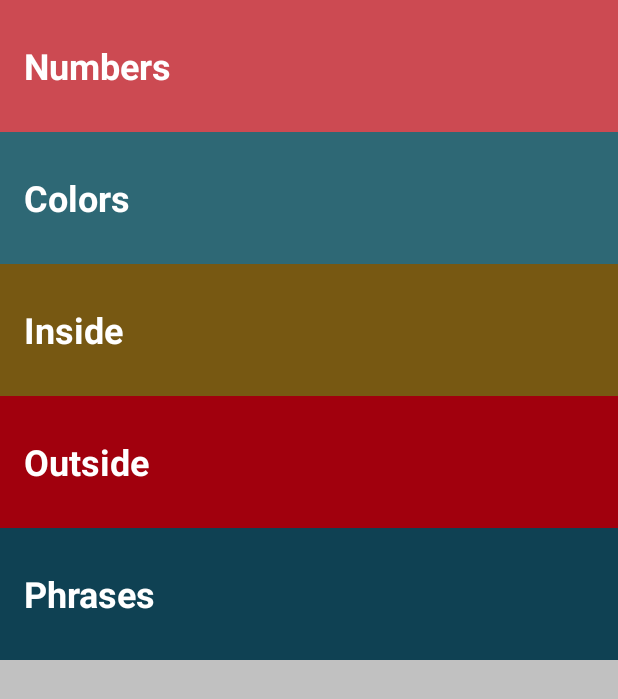
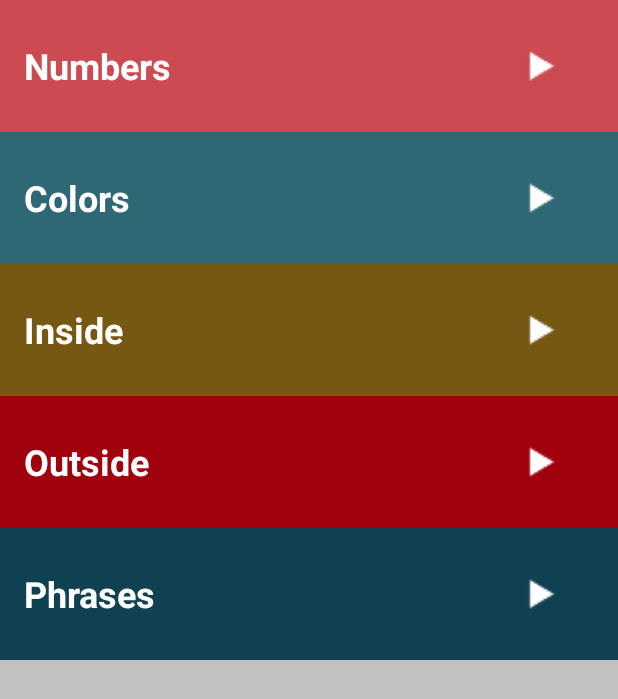
Before and after one commit to forfireonly/SpeakRussian, an Android app: the screen it shows after launch (MainActivity), on a phone screen of 412 x 824 dp. Shown: the top 699 px of the screen. Run offline under Robolectric (Android 15) with nearby library versions, the phone set to English and light mode, and no system bars.

Commit message:
Add play arrow/make the layouts clickable

```diff
--- a/app/src/main/java/com/annandroidapps/speakrussian/MainActivity.java
+++ b/app/src/main/java/com/annandroidapps/speakrussian/MainActivity.java
@@ -4,7 +4,7 @@ import androidx.appcompat.app.AppCompatActivity;
 
 import android.content.Intent;
 import android.os.Bundle;
-import android.widget.TextView;
+import android.view.View;
 
 public class MainActivity extends AppCompatActivity {
 
@@ -13,31 +13,31 @@ public class MainActivity extends AppCompatActivity {
         super.onCreate(savedInstanceState);
         setContentView(R.layout.activity_main);
 
-        TextView numbersView = findViewById(R.id.numbers);
+        View numbersView = findViewById(R.id.numbers_layout);
         numbersView.setOnClickListener(view -> {
             Intent i = new Intent(MainActivity.this, Numbers.class);
             startActivity(i);
         });
 
-        TextView colorsView = findViewById(R.id.colors);
+        View colorsView = findViewById(R.id.colors_layout);
         colorsView.setOnClickListener(view -> {
             Intent i = new Intent(MainActivity.this, Colors.class);
             startActivity(i);
         });
 
-        TextView insideView = findViewById(R.id.inside);
+        View insideView = findViewById(R.id.inside_layout);
         insideView.setOnClickListener(view -> {
             Intent i = new Intent(MainActivity.this, Inside.class);
             startActivity(i);
         });
 
-        TextView outsideView = findViewById(R.id.outside);
+        View outsideView = findViewById(R.id.outside_layout);
         outsideView.setOnClickListener(view -> {
             Intent i = new Intent(MainActivity.this, Outside.class);
             startActivity(i);
         });
 
-        TextView phrasesView = findViewById(R.id.phrases);
+        View phrasesView = findViewById(R.id.phrases_layout);
         phrasesView.setOnClickListener(view -> {
             Intent i = new Intent(MainActivity.this, Communication.class);
             startActivity(i);
--- a/app/src/main/java/com/annandroidapps/speakrussian/Word.java
+++ b/app/src/main/java/com/annandroidapps/speakrussian/Word.java
@@ -20,7 +20,6 @@ public class Word {
         mAudio = audio;
 
     }
-
     public String getmWord() {
         return mWord;
     }
--- a/app/src/main/res/layout/activity_main.xml
+++ b/app/src/main/res/layout/activity_main.xml
@@ -1,50 +1,126 @@
 <?xml version="1.0" encoding="utf-8"?>
-<LinearLayout
-    xmlns:android="http://schemas.android.com/apk/res/android"
-    xmlns:app="http://schemas.android.com/apk/res-auto"
+<LinearLayout xmlns:android="http://schemas.android.com/apk/res/android"
     xmlns:tools="http://schemas.android.com/tools"
     android:layout_width="match_parent"
     android:layout_height="match_parent"
-    tools:context=".MainActivity"
     android:background="@color/categories_background"
-    android:orientation="vertical">
+    android:orientation="vertical"
+    tools:context=".MainActivity">
+
+    <LinearLayout
+        android:id="@+id/numbers_layout"
+        android:layout_width="match_parent"
+        android:layout_height="wrap_content"
+        android:background="@color/numbers_background"
+        android:orientation="horizontal">
 
         <TextView
             android:id="@+id/numbers"
             style="@style/CategoryStyle"
-        android:text="@string/category_numbers"
-        android:background="@color/numbers_background"
+            android:layout_width="0dp"
+            android:layout_weight="3"
+            android:text="@string/category_numbers" />
 
-        />
+        <ImageView
+            android:contentDescription="@string/play"
+            style="@style/CategoryStyle"
+            android:layout_width="0dp"
+            android:layout_height="56dp"
+            android:layout_weight="1"
+            android:src="@drawable/play_arrow" />
+    </LinearLayout>
+
+    <LinearLayout
+        android:id='@+id/colors_layout'
+        android:layout_width="match_parent"
+        android:layout_height="wrap_content"
+        android:background="@color/colors_background"
+        android:orientation="horizontal">
 
         <TextView
             android:id="@+id/colors"
             style="@style/CategoryStyle"
-        android:text="@string/category_colors"
-        android:background="@color/colors_background"
-        />
+            android:layout_width="0dp"
+            android:layout_weight="3"
+            android:text="@string/category_colors" />
+
+        <ImageView
+            android:contentDescription="@string/play"
+            style="@style/CategoryStyle"
+            android:layout_width="0dp"
+            android:layout_height="56dp"
+            android:layout_weight="1"
+            android:src="@drawable/play_arrow" />
+    </LinearLayout>
+
+    <LinearLayout
+        android:id="@+id/inside_layout"
+        android:layout_width="match_parent"
+        android:layout_height="wrap_content"
+        android:background="@color/inside_background"
+        android:orientation="horizontal">
 
         <TextView
             android:id="@+id/inside"
             style="@style/CategoryStyle"
-        android:text="@string/category_inside"
-        android:background="@color/inside_background"
-        />
+            android:layout_width="0dp"
+            android:layout_weight="3"
+            android:text="@string/category_inside" />
+
+        <ImageView
+            android:contentDescription="@string/play"
+            style="@style/CategoryStyle"
+            android:layout_width="0dp"
+            android:layout_height="56dp"
+            android:layout_weight="1"
+            android:src="@drawable/play_arrow" />
+    </LinearLayout>
+
+    <LinearLayout
+        android:id="@+id/outside_layout"
+        android:layout_width="match_parent"
+        android:layout_height="wrap_content"
+        android:background="@color/outside_background"
+        android:orientation="horizontal">
 
         <TextView
             android:id="@+id/outside"
             style="@style/CategoryStyle"
-        android:text="@string/category_outside"
-        android:background="@color/outside_background"
-        />
+            android:layout_width="0dp"
+            android:layout_weight="3"
+            android:text="@string/category_outside" />
+
+        <ImageView
+            android:contentDescription="@string/play"
+            style="@style/CategoryStyle"
+            android:layout_width="0dp"
+            android:layout_height="56dp"
+            android:layout_weight="1"
+            android:src="@drawable/play_arrow" />
+    </LinearLayout>
+
+    <LinearLayout
+        android:id="@+id/phrases_layout"
+        android:layout_width="match_parent"
+        android:layout_height="wrap_content"
+        android:background="@color/communication_background"
+        android:orientation="horizontal">
 
         <TextView
             android:id="@+id/phrases"
             style="@style/CategoryStyle"
-        android:text="@string/category_phrases"
-        android:background="@color/communication_background"
+            android:layout_width="0dp"
+            android:layout_weight="3"
+            android:text="@string/category_phrases" />
 
-        />
+        <ImageView
+            android:contentDescription="@string/play"
+            style="@style/CategoryStyle"
+            android:layout_width="0dp"
+            android:layout_height="56dp"
+            android:layout_weight="1"
+            android:src="@drawable/play_arrow" />
+    </LinearLayout>
 
 
 </LinearLayout>
--- a/app/src/main/res/layout/list_item.xml
+++ b/app/src/main/res/layout/list_item.xml
@@ -7,6 +7,7 @@
    >
 
     <ImageView
+        android:contentDescription="@string/picture_of_a_number"
         android:id="@+id/image"
         style="@style/CategoryStyle"
         android:layout_width="0dp"
@@ -18,8 +19,14 @@
         style="@style/CategoryStyle"
         android:layout_height="wrap_content"
         android:layout_width="0dp"
-        android:layout_weight="2"
+        android:layout_weight="3"
         />
 
-
+    <ImageView
+        android:contentDescription="@string/play"
+        android:layout_width="wrap_content"
+        style="@style/CategoryStyle"
+        android:layout_height="wrap_content"
+        android:background="@drawable/play_arrow"
+        />
 </LinearLayout>
--- a/app/src/main/res/values/strings.xml
+++ b/app/src/main/res/values/strings.xml
@@ -68,6 +68,8 @@
     <string name="lets">Let\'s/Davay</string>
     <string name="itstime">It\'s time/Pora</string>
     <string name="thankyou">Thank you/Spasibo</string>
+    <string name="picture_of_a_number">Picture of a number</string>
+    <string name="play">Play</string>
 
 
 </resources>
```
Lines whose indentation alone changed are shown as unchanged.
